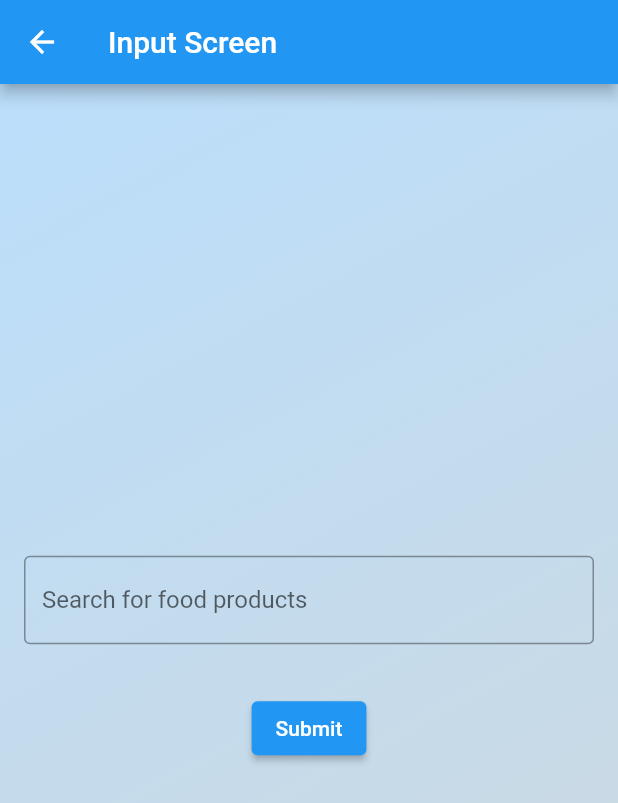
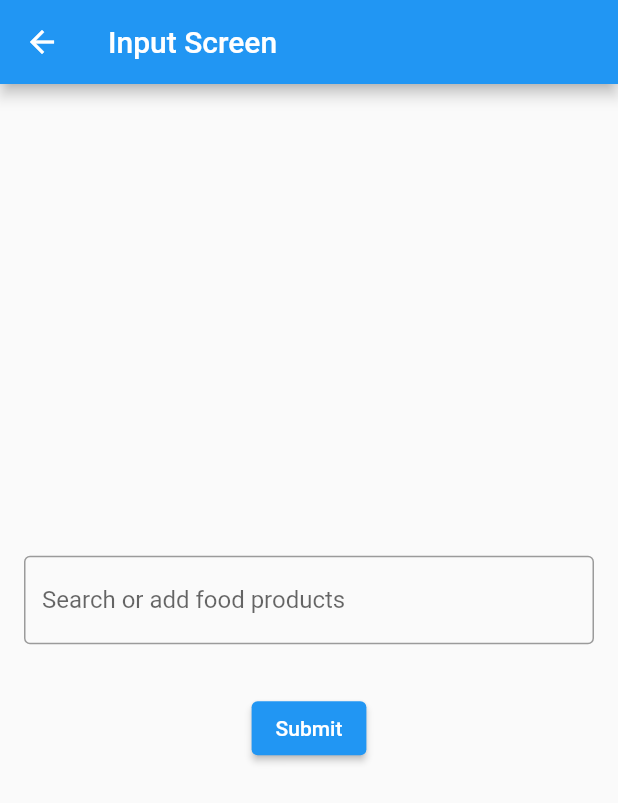
Before and after one commit to Martin-knowit/recipe_generator, a Flutter app: the InputScreen screen opened directly, on a phone screen of 412 x 824 dp. Shown: the top 803 px of the screen. Run offline on Flutter 3.47's test engine with Material 2 defaults, Android fonts, the phone set to English and light mode, and no system bars; drawn by our look-alikes of flutter_typeahead.

Commit message:
added back functionality where the user can add custom products

```diff
--- a/lib/InputScreen.dart
+++ b/lib/InputScreen.dart
@@ -11,7 +11,27 @@ class InputScreen extends StatefulWidget {
 class _InputScreenState extends State<InputScreen> {
   List<String> selectedProducts = [];
 
-  final List<String> foodProducts = [    'Apple',    'Banana',    'Broccoli',    'Carrot',    'Celery',    'Cheese',    'Egg',    'Fish',    'Garlic',    'Lettuce',    'Milk',    'Orange',    'Potato',    'Spinach',    'Tomato',    'Turkey',    'Watermelon',    'Yogurt',    'Zucchini',  ];
+  final List<String> foodProducts = [
+    'Apple',
+    'Banana',
+    'Broccoli',
+    'Carrot',
+    'Celery',
+    'Cheese',
+    'Egg',
+    'Fish',
+    'Garlic',
+    'Lettuce',
+    'Milk',
+    'Orange',
+    'Potato',
+    'Spinach',
+    'Tomato',
+    'Turkey',
+    'Watermelon',
+    'Yogurt',
+    'Zucchini',
+  ];
 
   final TextEditingController _typeAheadController = TextEditingController();
 
@@ -27,18 +47,7 @@ class _InputScreenState extends State<InputScreen> {
       appBar: AppBar(
         title: Text('Input Screen'),
       ),
-      body: Container(
-        decoration: BoxDecoration(
-          gradient: LinearGradient(
-            begin: Alignment.topLeft,
-            end: Alignment.bottomRight,
-            colors: [
-              Colors.blue.shade100,
-              Colors.blueGrey.shade100,
-            ],
-          ),
-        ),
-        child: Center(
+      body: Center(
         child: Padding(
           padding: const EdgeInsets.all(16.0),
           child: Column(
@@ -48,17 +57,18 @@ class _InputScreenState extends State<InputScreen> {
                 textFieldConfiguration: TextFieldConfiguration(
                   controller: _typeAheadController,
                   decoration: InputDecoration(
-                      labelText: 'Search for food products',
+                    labelText: 'Search or add food products',
                     border: OutlineInputBorder(),
                   ),
                 ),
                 suggestionsCallback: (pattern) {
-                    return foodProducts
+                  return [
+                    ...foodProducts
                         .where((product) =>
-                            product
-                                .toLowerCase()
-                                .contains(pattern.toLowerCase()))
-                        .toList();
+                            product.toLowerCase().contains(pattern.toLowerCase()))
+                        .toList(),
+                    if (pattern.isNotEmpty) pattern,
+                  ];
                 },
                 itemBuilder: (context, suggestion) {
                   return ListTile(
@@ -67,9 +77,7 @@ class _InputScreenState extends State<InputScreen> {
                 },
                 onSuggestionSelected: (suggestion) {
                   _typeAheadController.text = '';
-                    setState(() {
-                      selectedProducts.add(suggestion);
-                    });
+                  _addProduct(suggestion);
                 },
               ),
               SizedBox(height: 16.0),
@@ -80,11 +88,7 @@ class _InputScreenState extends State<InputScreen> {
                     Chip(
                       label: Text(product),
                       deleteIcon: Icon(Icons.clear),
-                        onDeleted: () {
-                          setState(() {
-                            selectedProducts.remove(product);
-                          });
-                        },
+                      onDeleted: () => _removeProduct(product),
                     ),
                 ],
               ),
@@ -99,7 +103,18 @@ class _InputScreenState extends State<InputScreen> {
           ),
         ),
       ),
-      ),
     );
   }
+
+  void _addProduct(String product) {
+    setState(() {
+      selectedProducts.add(product);
+    });
   }
+
+  void _removeProduct(String product) {
+    setState(() {
+      selectedProducts.remove(product);
+    });
+  }
+}
```
Lines whose indentation alone changed are shown as unchanged.
